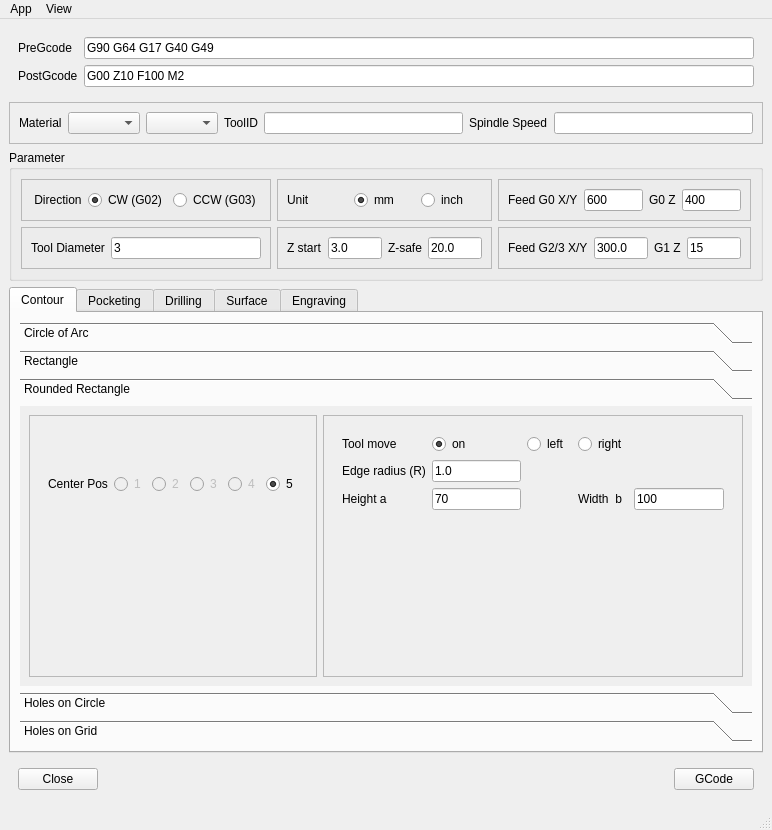
This is form.ui in AlfredoCubitos/GCodeGenerator as Qt 5 draws it before an edit. The edited form follows.
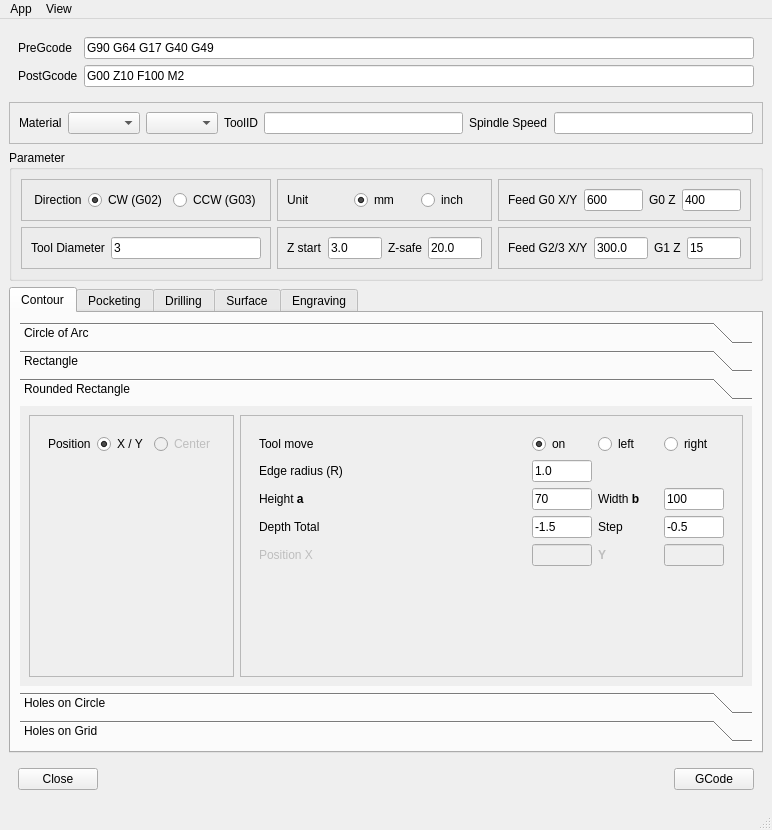
This is the edited form. The open tabs and pages were chosen to show the change. Icons and pictures are not drawn.

What changed in the file:
```diff
--- a/form.ui
+++ b/form.ui
@@ -377,13 +377,13 @@
            <enum>QFrame::Raised</enum>
           </property>
           <property name="currentIndex">
-           <number>0</number>
+           <number>2</number>
           </property>
           <widget class="QWidget" name="page_circleArc">
            <property name="geometry">
             <rect>
              <x>0</x>
-             <y>-28</y>
+             <y>0</y>
              <width>718</width>
              <height>397</height>
             </rect>
@@ -700,7 +700,7 @@
                      <bool>false</bool>
                     </property>
                     <property name="text">
-                     <string>Home X</string>
+                     <string>Position X</string>
                     </property>
                    </widget>
                   </item>
@@ -777,7 +777,7 @@
             <rect>
              <x>0</x>
              <y>0</y>
-             <width>722</width>
+             <width>724</width>
              <height>312</height>
             </rect>
            </property>
@@ -914,13 +914,6 @@
                     </property>
                    </widget>
                   </item>
-                  <item row="1" column="2">
-                   <widget class="QLineEdit" name="heightA">
-                    <property name="text">
-                     <string>0.0</string>
-                    </property>
-                   </widget>
-                  </item>
                   <item row="1" column="0">
                    <widget class="QLabel" name="label_35">
                     <property name="text">
@@ -961,6 +954,13 @@
                     </property>
                    </spacer>
                   </item>
+                  <item row="1" column="1">
+                   <widget class="QLineEdit" name="heightA">
+                    <property name="text">
+                     <string>0.0</string>
+                    </property>
+                   </widget>
+                  </item>
                  </layout>
                 </widget>
                </item>
@@ -974,8 +974,8 @@
             <rect>
              <x>0</x>
              <y>0</y>
-             <width>785</width>
-             <height>361</height>
+             <width>718</width>
+             <height>392</height>
             </rect>
            </property>
            <attribute name="label">
@@ -1003,20 +1003,20 @@
                   <item>
                    <widget class="QLabel" name="label_19">
                     <property name="text">
-                     <string>Center Pos</string>
+                     <string>Position</string>
                     </property>
                    </widget>
                   </item>
                   <item>
                    <widget class="QRadioButton" name="rbCPRR_1">
                     <property name="enabled">
-                     <bool>false</bool>
+                     <bool>true</bool>
                     </property>
                     <property name="text">
-                     <string notr="true">1</string>
+                     <string notr="true">X / Y</string>
                     </property>
                     <property name="checked">
-                     <bool>false</bool>
+                     <bool>true</bool>
                     </property>
                    </widget>
                   </item>
@@ -1026,40 +1026,13 @@
                      <bool>false</bool>
                     </property>
                     <property name="text">
-                     <string>2</string>
+                     <string>Center</string>
                     </property>
-                    <property name="checked">
+                    <property name="checkable">
                      <bool>false</bool>
                     </property>
-                   </widget>
-                  </item>
-                  <item>
-                   <widget class="QRadioButton" name="rbCPRR_3">
-                    <property name="enabled">
-                     <bool>false</bool>
-                    </property>
-                    <property name="text">
-                     <string>3</string>
-                    </property>
-                   </widget>
-                  </item>
-                  <item>
-                   <widget class="QRadioButton" name="rbCPRR_4">
-                    <property name="enabled">
-                     <bool>false</bool>
-                    </property>
-                    <property name="text">
-                     <string>4</string>
-                    </property>
-                   </widget>
-                  </item>
-                  <item>
-                   <widget class="QRadioButton" name="rbCPRR_5">
-                    <property name="text">
-                     <string>5</string>
-                    </property>
                     <property name="checked">
-                     <bool>true</bool>
+                     <bool>false</bool>
                     </property>
                    </widget>
                   </item>
@@ -1076,6 +1049,19 @@
                  </property>
                 </widget>
                </item>
+               <item>
+                <spacer name="verticalSpacer_6">
+                 <property name="orientation">
+                  <enum>Qt::Vertical</enum>
+                 </property>
+                 <property name="sizeHint" stdset="0">
+                  <size>
+                   <width>20</width>
+                   <height>40</height>
+                  </size>
+                 </property>
+                </spacer>
+               </item>
               </layout>
              </widget>
             </item>
@@ -1103,89 +1089,140 @@
                   <enum>QFrame::Raised</enum>
                  </property>
                  <layout class="QGridLayout" name="gridLayout_4">
-                  <item row="0" column="0">
-                   <widget class="QLabel" name="label_44">
+                  <item row="3" column="2">
+                   <widget class="QLabel" name="label_22">
                     <property name="text">
-                     <string>Tool move</string>
+                     <string>Step</string>
                     </property>
                    </widget>
                   </item>
-                  <item row="0" column="3">
-                   <widget class="QRadioButton" name="rbTrcrrRect">
-                    <property name="statusTip">
-                     <string>Tool Radius Compensation Right (G42)</string>
-                    </property>
+                  <item row="2" column="0">
+                   <widget class="QLabel" name="label_43">
                     <property name="text">
-                     <string comment="rcr">right</string>
+                     <string>&lt;html&gt;&lt;head/&gt;&lt;body&gt;&lt;p&gt;Height &lt;span style=&quot; font-weight:600;&quot;&gt;a&lt;/span&gt;&lt;/p&gt;&lt;/body&gt;&lt;/html&gt;</string>
                     </property>
                    </widget>
                   </item>
-                  <item row="2" column="4">
-                   <widget class="QLineEdit" name="heightRB">
+                  <item row="3" column="0">
+                   <widget class="QLabel" name="label_20">
                     <property name="text">
-                     <string>100</string>
+                     <string>Depth Total</string>
                     </property>
                    </widget>
                   </item>
-                  <item row="2" column="3">
-                   <widget class="QLabel" name="label_38">
-                    <property name="text">
-                     <string>Width  b</string>
-                    </property>
-                   </widget>
-                  </item>
-                  <item row="0" column="2">
-                   <widget class="QRadioButton" name="rbTrclRRect">
-                    <property name="statusTip">
-                     <string>Tool Radius Compensation Left (G41)</string>
-                    </property>
-                    <property name="text">
-                     <string comment="trcl">left </string>
-                    </property>
-                    <property name="checked">
+                  <item row="4" column="3">
+                   <widget class="QLineEdit" name="posRRY">
+                    <property name="enabled">
                      <bool>false</bool>
                     </property>
-                   </widget>
-                  </item>
-                  <item row="1" column="0">
-                   <widget class="QLabel" name="label">
-                    <property name="text">
-                     <string>Edge radius (R)</string>
+                    <property name="maximumSize">
+                     <size>
+                      <width>60</width>
+                      <height>16777215</height>
+                     </size>
                     </property>
                    </widget>
                   </item>
                   <item row="2" column="1">
                    <widget class="QLineEdit" name="heightRA">
+                    <property name="maximumSize">
+                     <size>
+                      <width>60</width>
+                      <height>16777215</height>
+                     </size>
+                    </property>
                     <property name="text">
                      <string>70</string>
                     </property>
                    </widget>
                   </item>
-                  <item row="2" column="0">
-                   <widget class="QLabel" name="label_43">
-                    <property name="text">
-                     <string>Height a</string>
-                    </property>
-                   </widget>
-                  </item>
                   <item row="1" column="1">
                    <widget class="QLineEdit" name="edgeRadius">
+                    <property name="maximumSize">
+                     <size>
+                      <width>60</width>
+                      <height>16777215</height>
+                     </size>
+                    </property>
                     <property name="text">
                      <string>1.0</string>
                     </property>
                    </widget>
                   </item>
-                  <item row="0" column="1">
-                   <widget class="QRadioButton" name="rbTrcRRect">
+                  <item row="4" column="0">
+                   <widget class="QLabel" name="labelRRX">
+                    <property name="enabled">
+                     <bool>false</bool>
+                    </property>
                     <property name="text">
-                     <string>on</string>
+                     <string>Position X</string>
+                    </property>
+                   </widget>
+                  </item>
+                  <item row="3" column="1">
+                   <widget class="QLineEdit" name="depthRRTotal">
+                    <property name="maximumSize">
+                     <size>
+                      <width>60</width>
+                      <height>16777215</height>
+                     </size>
+                    </property>
+                    <property name="text">
+                     <string>-1.5</string>
+                    </property>
+                   </widget>
+                  </item>
+                  <item row="0" column="2">
+                   <widget class="QRadioButton" name="rbTrclRRect">
+                    <property name="maximumSize">
+                     <size>
+                      <width>60</width>
+                      <height>16777215</height>
+                     </size>
+                    </property>
+                    <property name="statusTip">
+                     <string>Tool Radius Compensation Left (G41)</string>
+                    </property>
+                    <property name="text">
+                     <string comment="trcl">left </string>
                     </property>
                     <property name="checked">
-                     <bool>true</bool>
+                     <bool>false</bool>
                     </property>
                    </widget>
                   </item>
-                  <item row="3" column="0">
+                  <item row="1" column="0">
+                   <widget class="QLabel" name="label">
+                    <property name="text">
+                     <string>Edge radius (R)</string>
+                    </property>
+                   </widget>
+                  </item>
+                  <item row="2" column="2">
+                   <widget class="QLabel" name="label_38">
+                    <property name="text">
+                     <string>&lt;html&gt;&lt;head/&gt;&lt;body&gt;&lt;p&gt;Width  &lt;span style=&quot; font-weight:600;&quot;&gt;b&lt;/span&gt;&lt;/p&gt;&lt;/body&gt;&lt;/html&gt;</string>
+                    </property>
+                   </widget>
+                  </item>
+                  <item row="0" column="0">
+                   <widget class="QLabel" name="label_44">
+                    <property name="text">
+                     <string>Tool move</string>
+                    </property>
+                   </widget>
+                  </item>
+                  <item row="0" column="3">
+                   <widget class="QRadioButton" name="rbTrcrrRect">
+                    <property name="statusTip">
+                     <string>Tool Radius Compensation Right (G42)</string>
+                    </property>
+                    <property name="text">
+                     <string comment="rcr">right</string>
+                    </property>
+                   </widget>
+                  </item>
+                  <item row="5" column="0">
                    <spacer name="verticalSpacer_4">
                     <property name="orientation">
                      <enum>Qt::Vertical</enum>
@@ -1198,6 +1235,65 @@
                     </property>
                    </spacer>
                   </item>
+                  <item row="0" column="1">
+                   <widget class="QRadioButton" name="rbTrcRRect">
+                    <property name="text">
+                     <string>on</string>
+                    </property>
+                    <property name="checked">
+                     <bool>true</bool>
+                    </property>
+                   </widget>
+                  </item>
+                  <item row="4" column="1">
+                   <widget class="QLineEdit" name="posRRX">
+                    <property name="enabled">
+                     <bool>false</bool>
+                    </property>
+                    <property name="maximumSize">
+                     <size>
+                      <width>60</width>
+                      <height>60</height>
+                     </size>
+                    </property>
+                   </widget>
+                  </item>
+                  <item row="3" column="3">
+                   <widget class="QLineEdit" name="depthRRStep">
+                    <property name="maximumSize">
+                     <size>
+                      <width>60</width>
+                      <height>16777215</height>
+                     </size>
+                    </property>
+                    <property name="text">
+                     <string>-0.5</string>
+                    </property>
+                   </widget>
+                  </item>
+                  <item row="2" column="3">
+                   <widget class="QLineEdit" name="heightRB">
+                    <property name="maximumSize">
+                     <size>
+                      <width>60</width>
+                      <height>16777215</height>
+                     </size>
+                    </property>
+                    <property name="text">
+                     <string>100</string>
+                    </property>
+                   </widget>
+                  </item>
+                  <item row="4" column="2">
+                   <widget class="QLabel" name="labelRRY">
+                    <property name="enabled">
+                     <bool>false</bool>
+                    </property>
+                    <property name="text">
+                     <string>&lt;html&gt;&lt;head/&gt;&lt;body&gt;&lt;p&gt;&lt;span style=&quot; font-weight:600;&quot;&gt;Y&lt;/span&gt;&lt;/p&gt;&lt;/body&gt;&lt;/html&gt;</string>
+                    </property>
+                   </widget>
+                  </item>
                  </layout>
                 </widget>
                </item>
```
